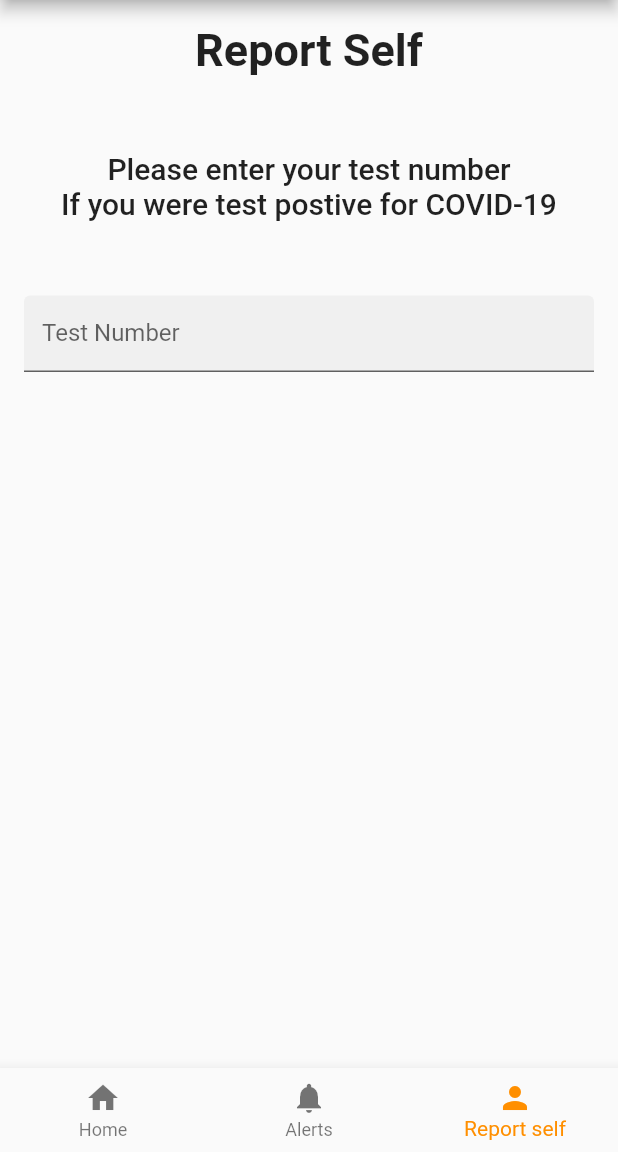
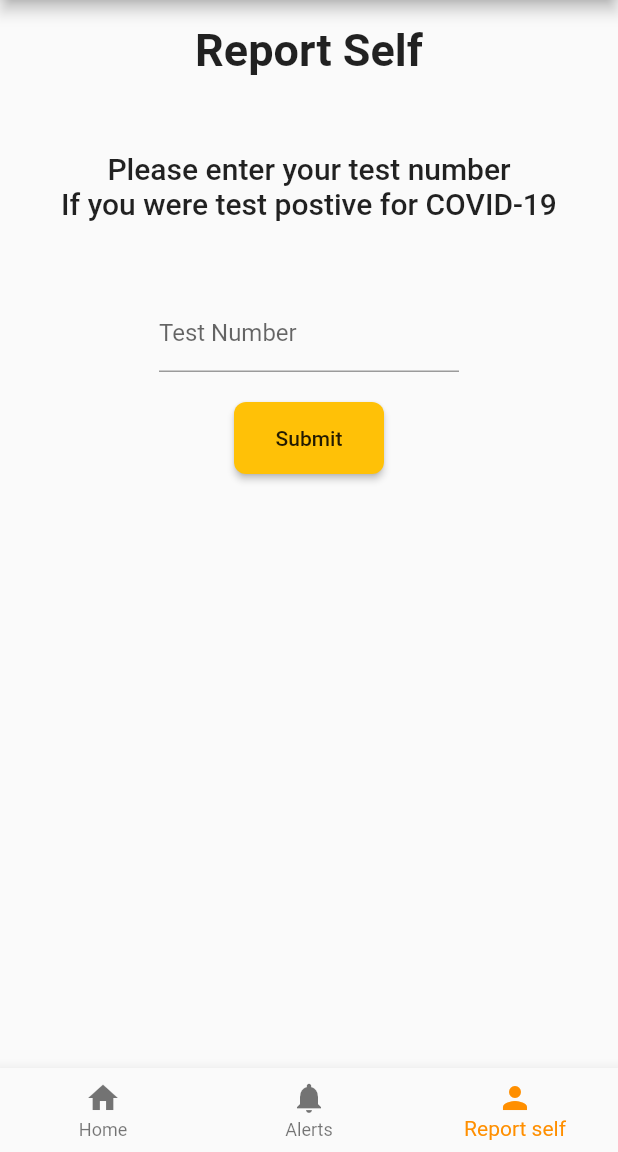
Before and after one commit to nazayer/TraceME, a Flutter app: the HomePage screen opened directly, item 3 of the bottom bar chosen, on a phone screen of 412 x 824 dp, the part 84-1236 px from its top. Run offline on Flutter 3.47's test engine with Material 2 defaults, Android fonts, the phone set to English and light mode, and no system bars; our stand-ins replace bloc, equatable, flutter_bloc; missing offline and left inert: wifi_flutter.

Commit message:
flagbutton sized

```diff
--- a/lib/widgets/flagWidget.dart
+++ b/lib/widgets/flagWidget.dart
@@ -38,16 +38,32 @@ class FlagWidgetState extends State<FlagWidget> {
           textAlign: TextAlign.center,
         ),
         SizedBox(width: 100.00, height: 50.00),
-        Container(
-          width: 50.00,
-          child: TextField(
-            decoration: InputDecoration(
-              labelText: 'Test Number',
-              filled: true,
-              isDense: true,
+        Align(
+            alignment: Alignment.center,
+            child: Container(
+              width: 200.00,
+              child: TextField(
+                keyboardType: TextInputType.number,
+                decoration:
+                    InputDecoration(labelText: 'Test Number', isDense: true),
+              ),
+            )),
+        SizedBox(width: 100.00, height: 20.00),
+        Align(
+          alignment: Alignment.center,
+          child: Container(
+            width: 100.00,
+            child: RaisedButton(
+              color: Theme.of(context).primaryColor,
+              textColor: Colors.black87,
+              padding: const EdgeInsets.all(16),
+              shape: new RoundedRectangleBorder(
+                  borderRadius: new BorderRadius.circular(8.0)),
+              child: Text('Submit'),
+              onPressed: () {},
             ),
           ),
-        ),
+        )
       ],
     );
   }
```
